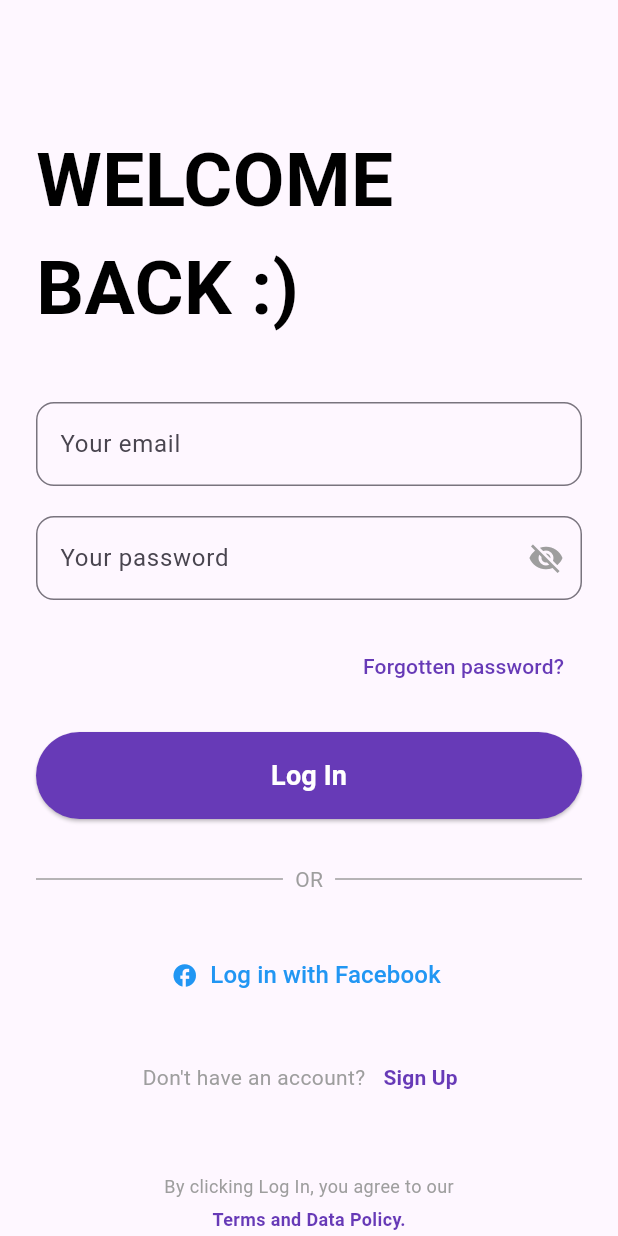
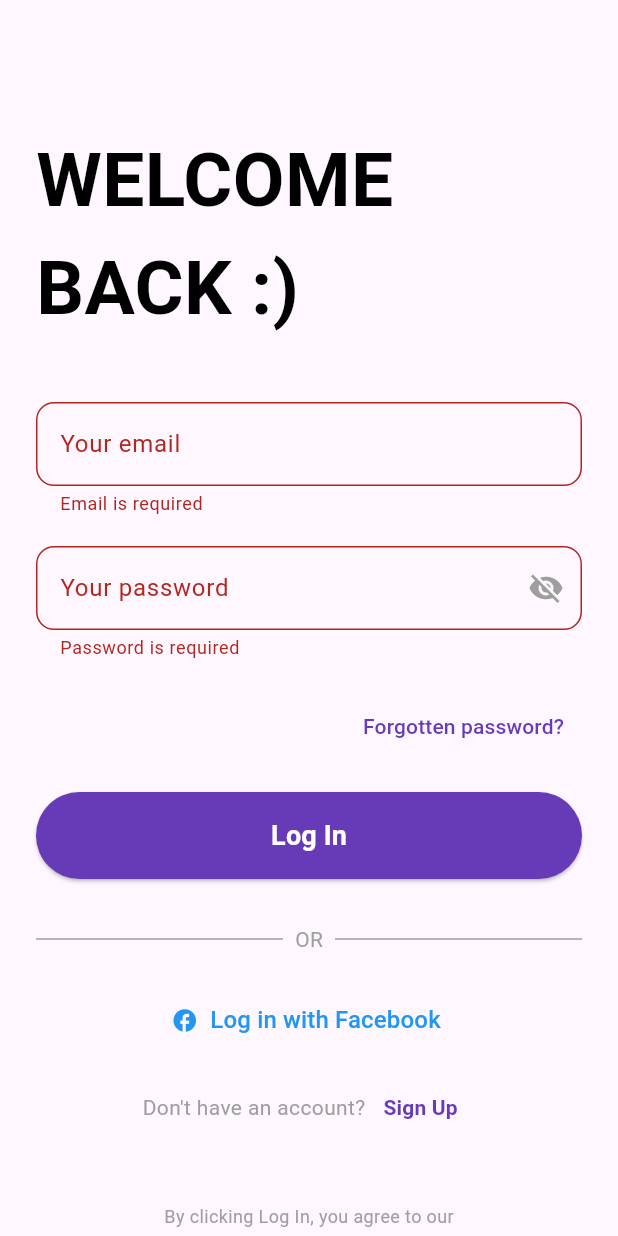
Before and after one commit to TheDamrek/BazarApp, a Flutter app: the screen it shows after launch, after a tap on "Log In", on a phone screen of 412 x 824 dp. Run offline on Flutter 3.47's test engine with Material 3 defaults, Android fonts, the light colour scheme and no system bars; our stand-ins replace supabase_flutter; accounts and stored records are empty; Roboto replaces fonts that are missing (Billabong).

Commit message:
second fix, now it's more optimal

```diff
--- a/lib/screens/login_screen.dart
+++ b/lib/screens/login_screen.dart
@@ -1,7 +1,17 @@
 import 'package:flutter/material.dart';
+import 'signup_screen.dart';
 
-class LoginScreen extends StatelessWidget {
+class LoginScreen extends StatefulWidget {
   const LoginScreen({super.key});
+
+  @override
+  State<LoginScreen> createState() => _LoginScreenState();
+}
+
+class _LoginScreenState extends State<LoginScreen> {
+  final _formKey = GlobalKey<FormState>();
+  final _emailController = TextEditingController();
+  final _passwordController = TextEditingController();
 
   @override
   Widget build(BuildContext context) {
@@ -9,11 +19,12 @@ class LoginScreen extends StatelessWidget {
       body: SingleChildScrollView(
         child: Padding(
           padding: const EdgeInsets.all(24.0),
+          child: Form(
+            key: _formKey,
             child: Column(
               crossAxisAlignment: CrossAxisAlignment.start,
               children: [
                 const SizedBox(height: 60),
-
 
                 const Align(
                   alignment: Alignment.topCenter,
@@ -31,40 +42,36 @@ class LoginScreen extends StatelessWidget {
                 const SizedBox(height: 40),
 
 
-              TextField(
+                TextFormField(
+                  controller: _emailController,
                   decoration: InputDecoration(
                     labelText: 'Your email',
                     border: OutlineInputBorder(
                       borderRadius: BorderRadius.circular(12),
-                    borderSide: const BorderSide(
-                      color: Colors.black,
-                      width: 1,
                     ),
                   ),
-                ),
+                  validator: (value) =>
+                      value == null || value.isEmpty ? 'Email is required' : null,
                 ),
 
                 const SizedBox(height: 20),
 
 
-              TextField(
+                TextFormField(
+                  controller: _passwordController,
                   obscureText: true,
                   decoration: InputDecoration(
                     labelText: 'Your password',
                     border: OutlineInputBorder(
                       borderRadius: BorderRadius.circular(12),
-                    borderSide: const BorderSide(
-                      color: Colors.black,
-                      width: 1,
                     ),
+                    suffixIcon: const Icon(Icons.visibility_off, color: Colors.grey),
                   ),
-                  suffixIcon:
-                      const Icon(Icons.visibility_off, color: Colors.grey),
-                ),
+                  validator: (value) =>
+                      value == null || value.isEmpty ? 'Password is required' : null,
                 ),
 
                 const SizedBox(height: 20),
-
 
                 Align(
                   alignment: Alignment.centerRight,
@@ -83,7 +90,13 @@ class LoginScreen extends StatelessWidget {
                 SizedBox(
                   width: double.infinity,
                   child: ElevatedButton(
-                  onPressed: () {},
+                    onPressed: () {
+                      if (_formKey.currentState!.validate()) {
+                        ScaffoldMessenger.of(context).showSnackBar(
+                          const SnackBar(content: Text("Logging in...")),
+                        );
+                      }
+                    },
                     style: ElevatedButton.styleFrom(
                       backgroundColor: Colors.deepPurple,
                       padding: const EdgeInsets.symmetric(vertical: 16),
@@ -110,16 +123,13 @@ class LoginScreen extends StatelessWidget {
                     Expanded(child: Divider(color: Colors.grey)),
                     Padding(
                       padding: EdgeInsets.symmetric(horizontal: 8.0),
-                    child: Text(
-                      'OR',
-                      style: TextStyle(color: Colors.grey),
-                    ),
+                      child: Text('OR', style: TextStyle(color: Colors.grey)),
                     ),
                     Expanded(child: Divider(color: Colors.grey)),
                   ],
                 ),
 
-              const SizedBox(height: 30),
+                const SizedBox(height: 20),
 
 
                 Center(
@@ -133,18 +143,20 @@ class LoginScreen extends StatelessWidget {
                   ),
                 ),
 
-              const SizedBox(height: 20),
-
+                const SizedBox(height: 10),
 
                 Row(
                   mainAxisAlignment: MainAxisAlignment.center,
                   children: [
-                  const Text(
-                    "Don't have an account?",
-                    style: TextStyle(color: Colors.grey),
-                  ),
+                    const Text("Don't have an account?",
+                        style: TextStyle(color: Colors.grey)),
                     TextButton(
-                    onPressed: () {},
+                      onPressed: () {
+                        Navigator.push(
+                          context,
+                          MaterialPageRoute(builder: (context) => const SignUpScreen()),
+                        );
+                      },
                       child: const Text(
                         'Sign Up',
                         style: TextStyle(
@@ -158,7 +170,6 @@ class LoginScreen extends StatelessWidget {
 
                 const SizedBox(height: 40),
 
-
                 const Center(
                   child: Text(
                     "By clicking Log In, you agree to our",
@@ -166,10 +177,8 @@ class LoginScreen extends StatelessWidget {
                   ),
                 ),
                 const SizedBox(height: 5),
-              Center(
-                child: GestureDetector(
-                  onTap: () {},
-                  child: const Text(
+                const Center(
+                  child: Text(
                     "Terms and Data Policy.",
                     style: TextStyle(
                       fontSize: 12,
@@ -178,8 +187,8 @@ class LoginScreen extends StatelessWidget {
                     ),
                   ),
                 ),
+              ],
             ),
-            ],
           ),
         ),
       ),
```
Also changed, not shown: lib/screens/signup_screen.dart (+68 -37 lines). Lines whose indentation alone changed are shown as unchanged.
